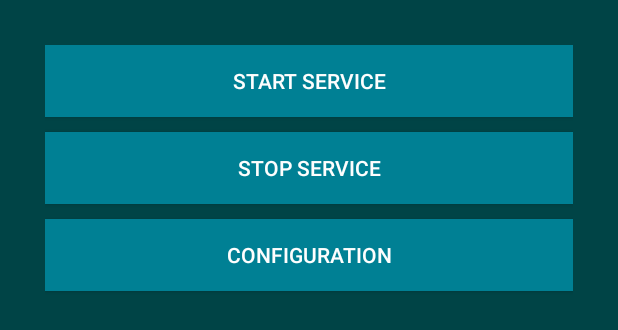
After one commit to y09lin/KotlinDemo, an Android app: the layout act_float_launcher.xml on its own in the app's theme, with its tools: preview values and no code run, on a phone screen of 412 x 824 dp. The commit adds this screen. Shown: the top 330 px of the screen. Run offline under Robolectric (Android 15) with nearby library versions, the phone set to English and light mode, and no system bars.

Commit message:
add floting launcher

```diff
--- a/app/src/main/java/com/huim/demo/kotlin/MainActivity.kt
+++ b/app/src/main/java/com/huim/demo/kotlin/MainActivity.kt
@@ -9,7 +9,7 @@ class MainActivity : AppCompatActivity() {
     override fun onCreate(savedInstanceState: Bundle?) {
         super.onCreate(savedInstanceState)
         setContentView(R.layout.activity_main)
-        IntentUtils.go2GankMain(this)
+        IntentUtils.go2Activity(this,"com.huim.demo.kotlin.flotview.Floatinglauncher")
     }
 
 
--- /dev/null
+++ b/app/src/main/res/layout/act_float_launcher.xml
@@ -0,0 +1,33 @@
+<?xml version="1.0" encoding="utf-8"?>
+<LinearLayout xmlns:android="http://schemas.android.com/apk/res/android"
+    android:layout_width="match_parent"
+    android:layout_height="match_parent"
+    android:background="@color/text_on_primary"
+    android:gravity="center_horizontal"
+    android:padding="30dp"
+    android:orientation="vertical">
+
+    <Button
+        android:id="@+id/btn_start"
+        android:layout_width="match_parent"
+        android:layout_height="wrap_content"
+        android:background="@color/flat_button_text"
+        android:textColor="@color/app_white"
+        android:text="@string/start_service"/>
+    <Button
+        android:id="@+id/btn_stop"
+        android:layout_width="match_parent"
+        android:layout_height="wrap_content"
+        android:background="@color/flat_button_text"
+        android:layout_marginBottom="10dp"
+        android:layout_marginTop="10dp"
+        android:textColor="@color/app_white"
+        android:text="@string/stop_service"/>
+    <Button
+        android:id="@+id/btn_config"
+        android:layout_width="match_parent"
+        android:layout_height="wrap_content"
+        android:background="@color/flat_button_text"
+        android:textColor="@color/app_white"
+        android:text="@string/configuration"/>
+</LinearLayout>
--- a/app/src/main/res/values/strings.xml
+++ b/app/src/main/res/values/strings.xml
@@ -17,4 +17,9 @@
         <item>拓展资源</item>
         <item>瞎推荐</item>
     </string-array>
+
+    <!-- floating launcher -->
+    <string name="start_service">Start Service</string>
+    <string name="stop_service">Stop Service</string>
+    <string name="configuration">Configuration</string>
 </resources>
```
Also changed, not shown: app/src/main/AndroidManifest.xml (+7 -1 lines), app/src/main/java/com/huim/demo/kotlin/flotview/ConfigActivity.kt (added, +15 -0 lines), app/src/main/java/com/huim/demo/kotlin/flotview/FloatingService.kt (added, +62 -0 lines), app/src/main/java/com/huim/demo/kotlin/flotview/Floatinglauncher.kt (added, +34 -0 lines), app/src/main/java/com/huim/demo/kotlin/util/IntentUtils.kt (+11 -1 lines), app/src/main/java/com/huim/demo/kotlin/util/RetrievePackages.kt (added, +21 -0 lines), app/src/main/res/layout/act_fl_config.xml (added, +7 -0 lines), app/src/main/res/mipmap-xhdpi/floating2.png (added), app/src/main/res/mipmap-xhdpi/floating3.png (added), app/src/main/res/mipmap-xhdpi/floating4.png (added), app/src/main/res/mipmap-xhdpi/floating5.png (added).
